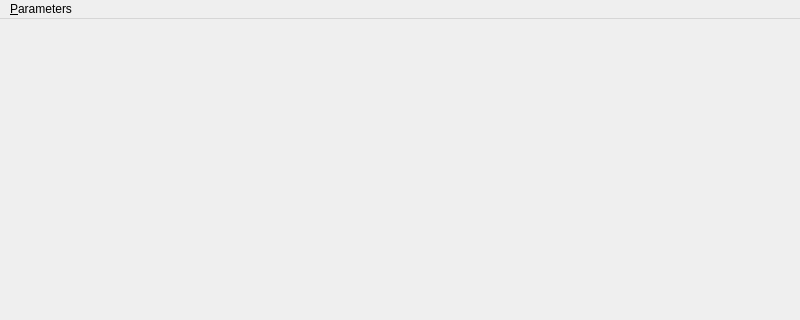
Old version of the form app/hist_main_window.ui in the repository YuriyRusinov/Histogram; both pictures show x 0 to 800 and y 0 to 320 of the 800 by 600 pixel window.
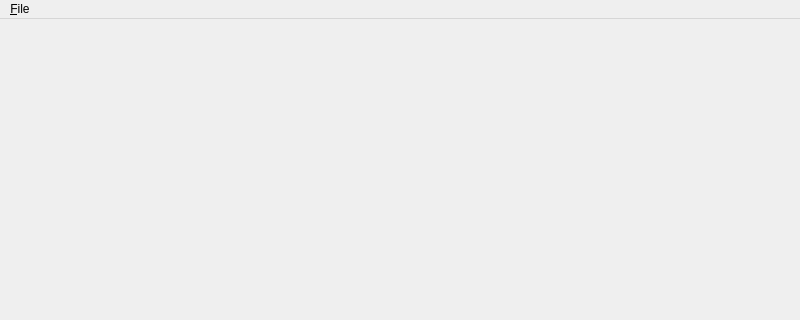
New version of the form.

Commit message: Histogram parameters API.

```diff
--- a/app/hist_main_window.ui
+++ b/app/hist_main_window.ui
@@ -20,12 +20,12 @@
      <x>0</x>
      <y>0</y>
      <width>800</width>
-     <height>25</height>
+     <height>19</height>
     </rect>
    </property>
    <widget class="QMenu" name="menu_File">
     <property name="title">
-     <string>&amp;Parameters</string>
+     <string>&amp;File</string>
     </property>
     <addaction name="actSet_histogram_parameters"/>
     <addaction name="act_Calculate"/>
```
Left out of the diff: 24 changed lines with no effect on the pictures. The commit also changes 4 other files.
